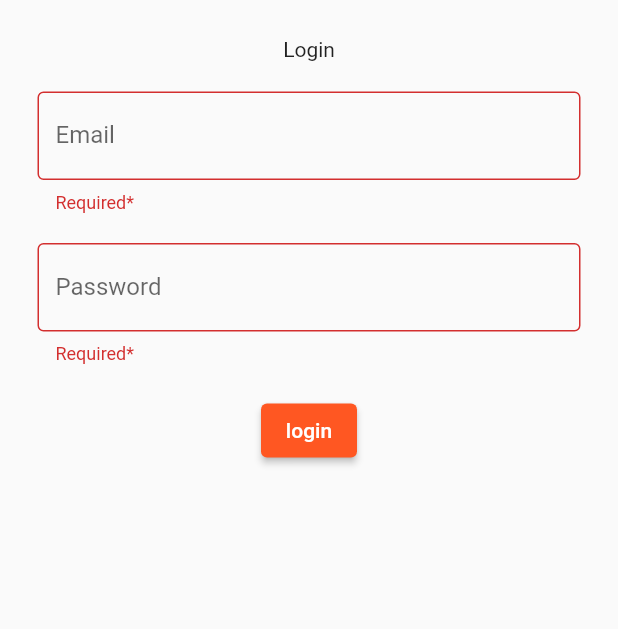
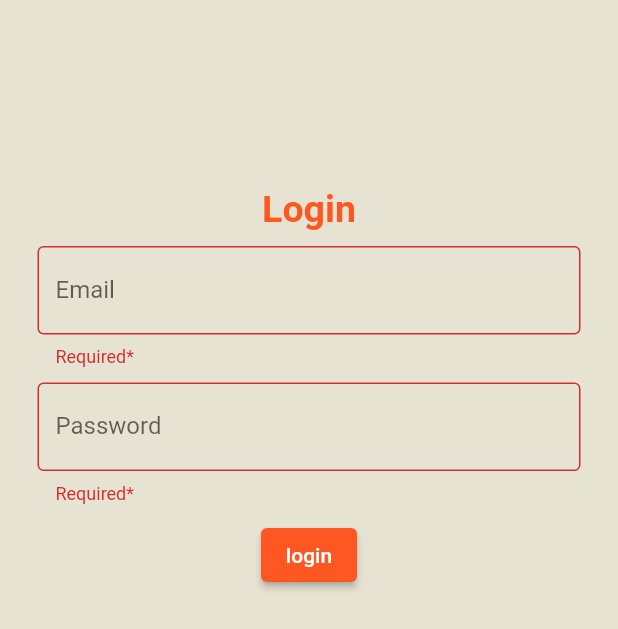
Before and after one commit to iamonesmo/shuelace, a Flutter app: the screen it shows after launch, after a tap on "Login", on a phone screen of 412 x 824 dp. Shown: the top 629 px of the screen. Run offline on Flutter 3.47's test engine with Material 2 defaults, Android fonts, the phone set to English and light mode, and no system bars; our stand-ins replace fluttertoast, form_field_validator, shared_preferences; missing offline and left inert: razorpay_flutter; accounts and stored records are empty.

Commit message:
polished up ui

```diff
--- a/lib/accountScreen.dart
+++ b/lib/accountScreen.dart
@@ -82,6 +82,7 @@ class _AccountScreenState extends State<AccountScreen> {
   @override
   Widget build(BuildContext context) {
     return Scaffold(
+      backgroundColor: Color.fromRGBO(231, 227, 210, 1.0),
       appBar: AppBar(
         title: Text('Account'),
       ),
--- a/lib/addAddressScreen.dart
+++ b/lib/addAddressScreen.dart
@@ -20,6 +20,7 @@ class _AddAddressScreenState extends State<AddAddressScreen> {
     final _pincodeController = TextEditingController();
 
     return Scaffold(
+      backgroundColor: Color.fromRGBO(231, 227, 210, 1.0),
       appBar: AppBar(
         title: Text('Add Address'),
       ),
--- a/lib/login.dart
+++ b/lib/login.dart
@@ -62,6 +62,7 @@ class _LoginState extends State<Login> {
     // final _passwordController = TextEditingController();
     return Scaffold(
       // appBar: AppBar(),
+      backgroundColor: Color.fromRGBO(231, 227, 210, 1.0),
       body: SingleChildScrollView(
         child: Center(
           child: Padding(
@@ -72,11 +73,20 @@ class _LoginState extends State<Login> {
               child: Column(
                 mainAxisAlignment: MainAxisAlignment.center,
                 children: [
+                  SizedBox(
+                    height: 100,
+                  ),
                   Container(
-                    child: Text('Login'),
+                    child: Text(
+                      'Login',
+                      style: TextStyle(
+                          color: Colors.deepOrange,
+                          fontSize: 25,
+                          fontWeight: FontWeight.bold),
+                    ),
                   ),
                   Padding(
-                    padding: const EdgeInsets.only(top: 20.0),
+                    padding: const EdgeInsets.only(top: 10.0),
                     child: TextFormField(
                       validator: MultiValidator([
                         EmailValidator(errorText: "Not A Valid Email"),
@@ -91,7 +101,7 @@ class _LoginState extends State<Login> {
                     ),
                   ),
                   Padding(
-                    padding: const EdgeInsets.only(top: 20.0),
+                    padding: const EdgeInsets.only(top: 10.0),
                     child: TextFormField(
                       style: TextStyle(),
                       validator: validatePassword,
@@ -103,7 +113,7 @@ class _LoginState extends State<Login> {
                     ),
                   ),
                   Padding(
-                    padding: const EdgeInsets.only(top: 20.0),
+                    padding: const EdgeInsets.only(top: 10.0),
                     child: ElevatedButton(
                         onPressed: validate, child: Text('login')),
                   )
--- a/lib/main.dart
+++ b/lib/main.dart
@@ -26,27 +26,45 @@ class MainApp extends StatelessWidget {
   @override
   Widget build(BuildContext context) {
     return Scaffold(
+      // 231,227,210,255
+      backgroundColor: Color.fromRGBO(231, 227, 210, 1.0),
       body: Center(
         child: Column(
           mainAxisAlignment: MainAxisAlignment.center,
           children: [
-            Container(
-              child: Text('Logo'),
+            Padding(
+              padding: const EdgeInsets.all(8.0),
+              child: Container(
+                  // width: 150.0,
+                  // height: 150.0,
+                  child: Image.asset('assets/logo.png')),
             ),
-            ElevatedButton(
+            Padding(
+              padding: const EdgeInsets.all(8.0),
+              child: ElevatedButton(
+                  style: ButtonStyle(
+                    padding: MaterialStateProperty.all(
+                        EdgeInsets.only(left: 25, right: 25)),
+                  ),
                   onPressed: () {
-                  Navigator.push(context, MaterialPageRoute(builder: (context) {
+                    Navigator.push(context,
+                        MaterialPageRoute(builder: (context) {
                       return Login();
                     }));
                   },
                   child: Text('Login')),
-            ElevatedButton(
+            ),
+            Padding(
+              padding: const EdgeInsets.all(8.0),
+              child: ElevatedButton(
                   onPressed: () {
-                  Navigator.push(context, MaterialPageRoute(builder: (context) {
+                    Navigator.push(context,
+                        MaterialPageRoute(builder: (context) {
                       return Register();
                     }));
                   },
-                child: Text('Register'))
+                  child: Text('Register')),
+            )
           ],
         ),
       ),
--- a/pubspec.yaml
+++ b/pubspec.yaml
@@ -52,6 +52,7 @@ flutter:
   # To add assets to your application, add an assets section, like this:
   assets:
     - assets/smaple.jpg
+    - assets/logo.png
 
 
   # An image asset can refer to one or more resolution-specific "variants", see
```
Also changed, not shown: lib/register.dart (+12 -4 lines), lib/userData.dart (deleted, +0 -9 lines), assets/logo.png (added). Lines whose indentation alone changed are shown as unchanged.
